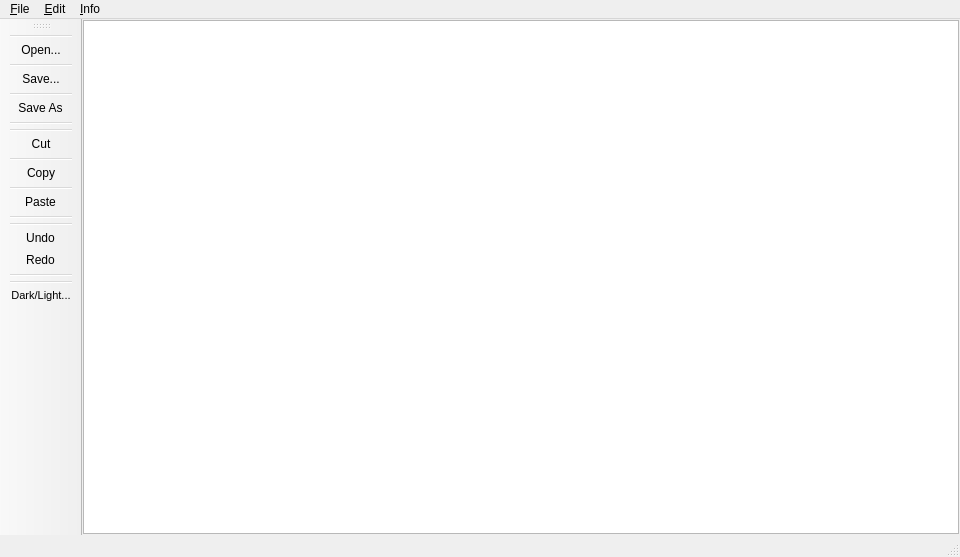
The window that ui/main.ui (oron-sinaa/text-editor-qt) describes before a commit, drawn with Qt 5.
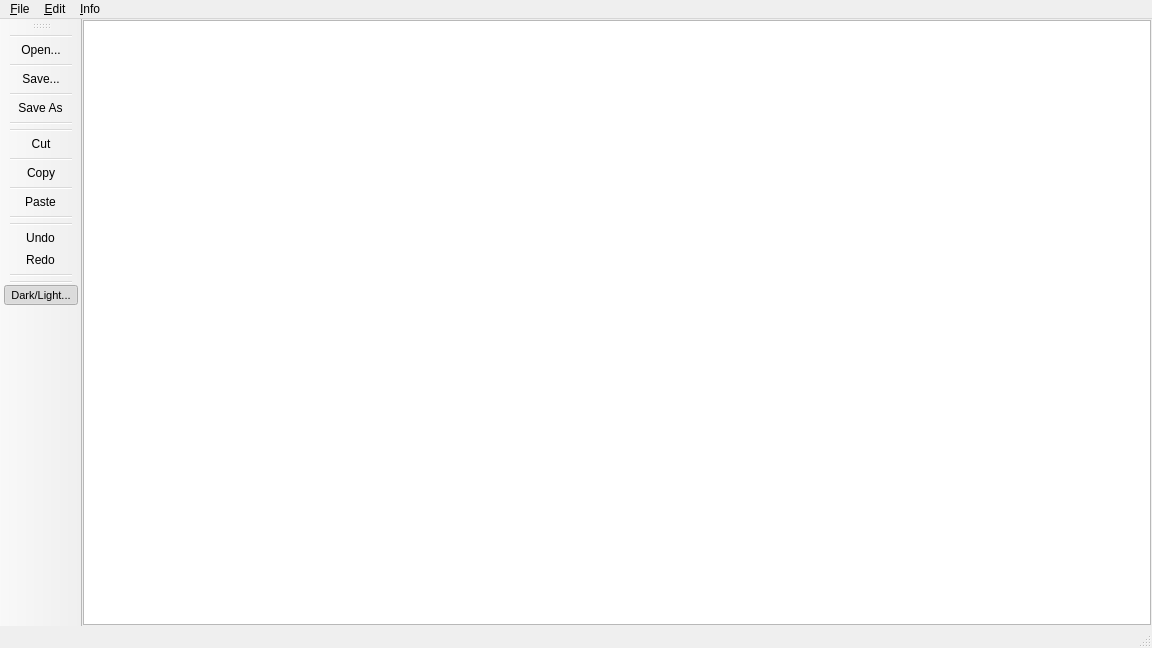
The same window after the commit. Icons and pictures are not drawn.

The edit to the form file:
```diff
--- a/ui/main.ui
+++ b/ui/main.ui
@@ -6,8 +6,8 @@
    <rect>
     <x>0</x>
     <y>0</y>
-    <width>960</width>
-    <height>557</height>
+    <width>1152</width>
+    <height>648</height>
    </rect>
   </property>
   <property name="windowTitle">
@@ -38,7 +38,7 @@
     <rect>
      <x>0</x>
      <y>0</y>
-     <width>960</width>
+     <width>1152</width>
      <height>26</height>
     </rect>
    </property>
@@ -205,6 +205,9 @@
    <property name="checkable">
     <bool>true</bool>
    </property>
+   <property name="checked">
+    <bool>true</bool>
+   </property>
    <property name="icon">
     <iconset resource="resources/toolbar_resources.qrc">
      <normaloff>:/tooldbar_images/mode_light.png</normaloff>
```
Left out of the diff: 21 changed lines with no effect on the pictures.
